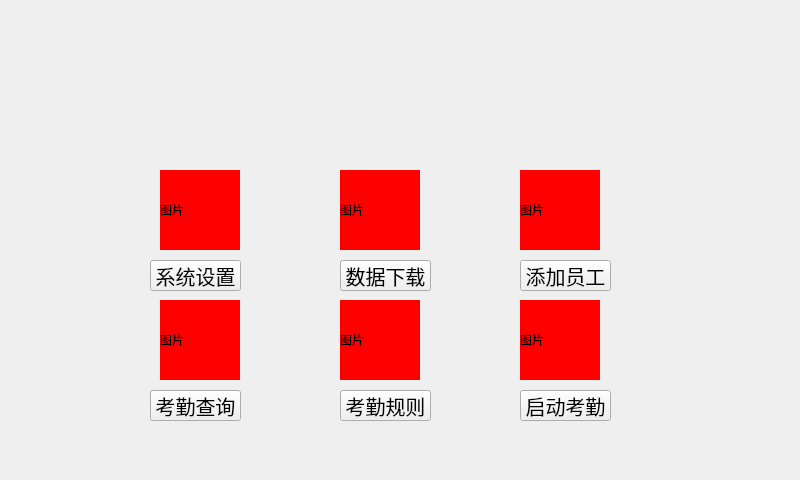
jindezhang/kqj, file mainwindow.ui: the form before one commit.
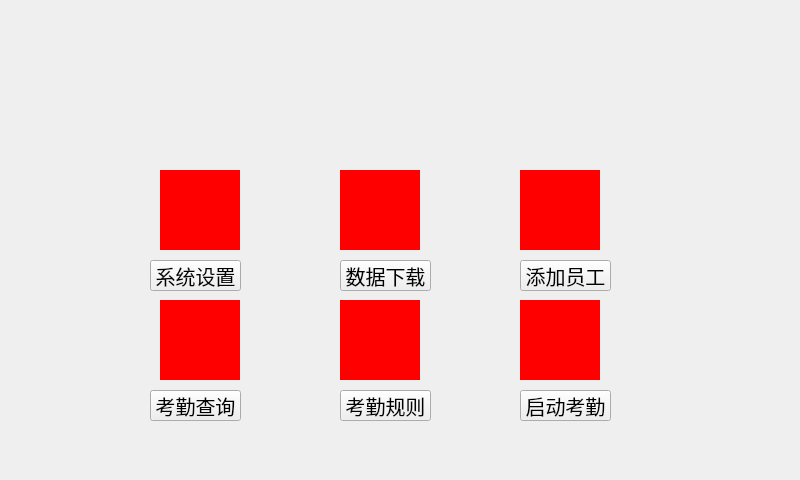
The form after the commit. Custom widgets are drawn as their Qt base class.

The edit to the form file:
```diff
--- a/mainwindow.ui
+++ b/mainwindow.ui
@@ -33,7 +33,7 @@
      <string notr="true">background-color: rgb(255, 0, 0);</string>
     </property>
     <property name="text">
-     <string>图片</string>
+     <string/>
     </property>
    </widget>
    <widget class="QLabel" name="label_10">
@@ -55,7 +55,7 @@
      <string notr="true">background-color: rgb(255, 0, 0);</string>
     </property>
     <property name="text">
-     <string>图片</string>
+     <string/>
     </property>
    </widget>
    <widget class="QLabel" name="label_12">
@@ -77,7 +77,7 @@
      <string notr="true">background-color: rgb(255, 0, 0);</string>
     </property>
     <property name="text">
-     <string>图片</string>
+     <string/>
     </property>
    </widget>
    <widget class="QLabel" name="label_8">
@@ -99,7 +99,7 @@
      <string notr="true">background-color: rgb(255, 0, 0);</string>
     </property>
     <property name="text">
-     <string>图片</string>
+     <string/>
     </property>
    </widget>
    <widget class="QLabel" name="label_14">
@@ -121,7 +121,7 @@
      <string notr="true">background-color: rgb(255, 0, 0);</string>
     </property>
     <property name="text">
-     <string>图片</string>
+     <string/>
     </property>
    </widget>
    <widget class="QLabel" name="label_16">
@@ -143,7 +143,7 @@
      <string notr="true">background-color: rgb(255, 0, 0);</string>
     </property>
     <property name="text">
-     <string>图片</string>
+     <string/>
     </property>
    </widget>
    <widget class="QPushButton" name="pushButton">
```
Left out of the diff: 12 changed lines with no effect on the pictures.
